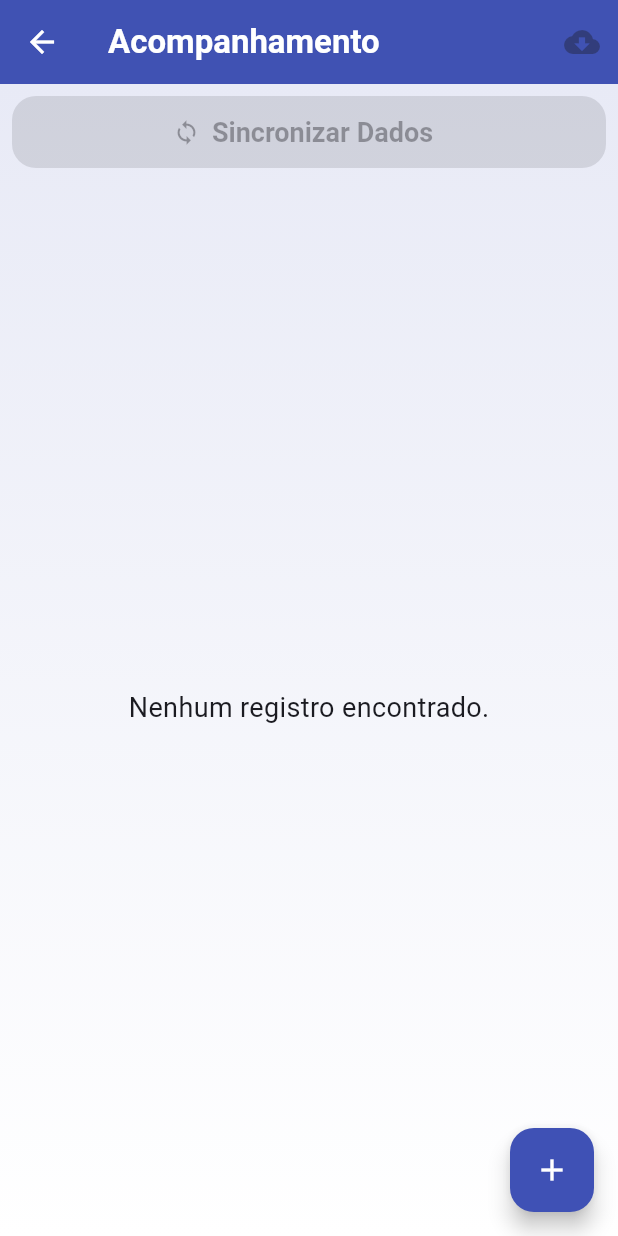
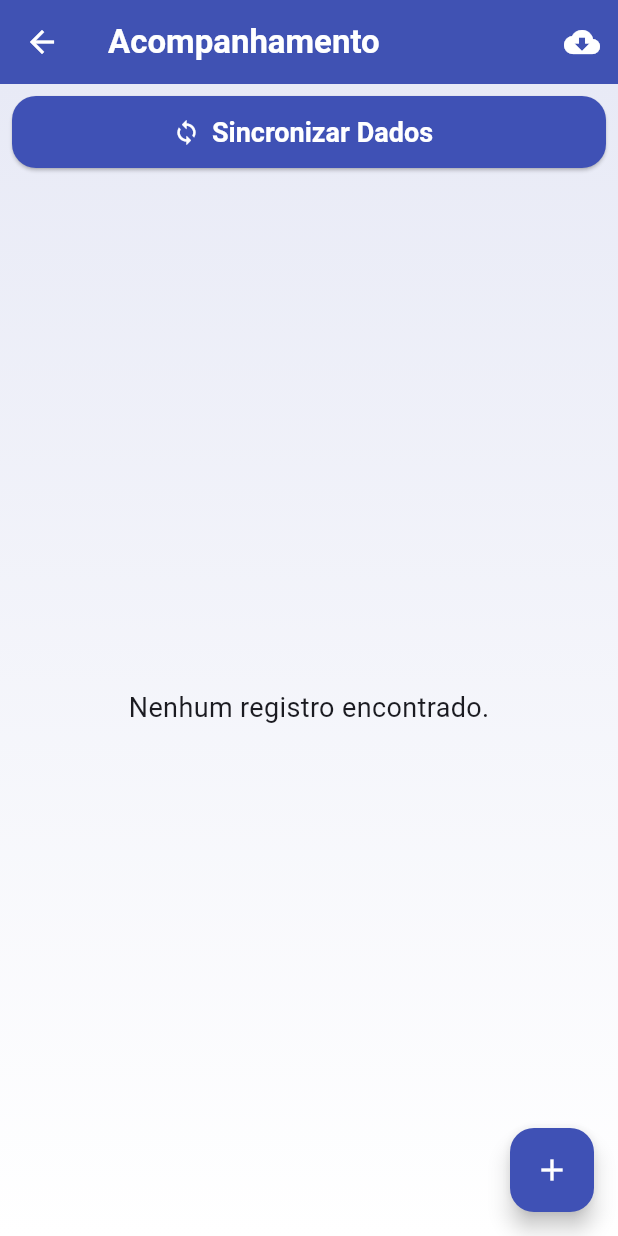
Before and after one commit to Elizeuvix/bebedouros, a Flutter app: the screen it shows after launch, after a tap on "Salvar Usuário", after a tap on "Acompanhar Coxos", on a phone screen of 412 x 824 dp. Run offline on Flutter 3.47's test engine with Material 3 defaults, Android fonts, the phone set to English and light mode, and no system bars; our stand-ins replace connectivity_plus; network calls fail.

Commit message:
Versão Funcional

```diff
--- a/lib/coxos.dart
+++ b/lib/coxos.dart
@@ -53,8 +53,6 @@ class CoxosPage extends StatefulWidget {
 }
 
 class _CoxosPageState extends State<CoxosPage> {
-  String? _lastSyncUrl;
-  bool _syncAvailable = false;
   bool _syncing = false;
   String? _syncMessage;
 
@@ -68,14 +66,11 @@ class _CoxosPageState extends State<CoxosPage> {
   Future<void> _checkSyncAvailable() async {
     final hasInternet = await checkInternet();
     setState(() {
-      _syncAvailable = hasInternet;
     });
   }
 
   Future<void> _syncCoxos() async {
-    // ...existing code...
     final directory = await getApplicationDocumentsDirectory();
-    // Lê nome do usuário salvo em user.json
     String usuarioNome = '';
     final userFile = File('${directory.path}/user.json');
     if (await userFile.exists()) {
@@ -133,7 +128,6 @@ class _CoxosPageState extends State<CoxosPage> {
         if (response.statusCode == 200) {
           final respJson = jsonDecode(response.body);
           setState(() {
-            _lastSyncUrl = fullUrl;
           });
           if (respJson['success'] == true) {
             successCount++;
@@ -390,17 +384,27 @@ class _CoxosPageState extends State<CoxosPage> {
         foregroundColor: Colors.white,
         elevation: 2,
         actions: [
-          FutureBuilder<bool>(
-            future: checkInternet(),
-            builder: (context, snapshot) {
-              final isOnline = snapshot.data ?? false;
-              return IconButton(
-                icon: const Icon(Icons.cloud_download),
-                tooltip: isOnline ? 'Atualizar Coxos' : 'Sem conexão',
-                onPressed: (_loadingHttp || !isOnline)
-                    ? null
-                    : _loadCoxosFromWeb,
-              );
+          IconButton(
+            icon: const Icon(Icons.cloud_download),
+            tooltip: 'Atualizar Coxos',
+            onPressed: _loadingHttp ? null : () async {
+              try {
+                await _loadCoxosFromWeb();
+              } catch (e) {
+                showDialog(
+                  context: context,
+                  builder: (context) => AlertDialog(
+                    title: const Text('Erro de conexão'),
+                    content: const Text('Não foi possível atualizar os coxos. Verifique sua conexão com a internet.'),
+                    actions: [
+                      TextButton(
+                        onPressed: () => Navigator.pop(context),
+                        child: const Text('OK'),
+                      ),
+                    ],
+                  ),
+                );
+              }
             },
           ),
         ],
@@ -429,7 +433,25 @@ class _CoxosPageState extends State<CoxosPage> {
               child: ElevatedButton.icon(
                 icon: const Icon(Icons.sync),
                 label: const Text('Sincronizar Dados'),
-                onPressed: _syncAvailable && !_syncing ? _syncCoxos : null,
+                onPressed: () async {
+                  try {
+                    await _syncCoxos();
+                  } catch (e) {
+                    showDialog(
+                      context: context,
+                      builder: (context) => AlertDialog(
+                        title: const Text('Erro de conexão'),
+                        content: const Text('Não foi possível sincronizar os dados. Verifique sua conexão com a internet.'),
+                        actions: [
+                          TextButton(
+                            onPressed: () => Navigator.pop(context),
+                            child: const Text('OK'),
+                          ),
+                        ],
+                      ),
+                    );
+                  }
+                },
               ),
             ),
             if (_syncing)
--- a/lib/internet_helper.dart
+++ b/lib/internet_helper.dart
@@ -1,13 +1,6 @@
-import 'dart:io';
-
+import 'package:connectivity_plus/connectivity_plus.dart';
 Future<bool> checkInternet() async {
-  try {
-    final result = await InternetAddress.lookup('google.com');
-    if (result.isNotEmpty && result[0].rawAddress.isNotEmpty) {
-      return true;
-    }
-    return false;
-  } catch (_) {
-    return false;
-  }
+  final connectivityResult = await Connectivity().checkConnectivity();
+  print('DEBUG Connectivity result: $connectivityResult');
+  return connectivityResult == ConnectivityResult.mobile || connectivityResult == ConnectivityResult.wifi;
 }
--- a/lib/main.dart
+++ b/lib/main.dart
@@ -19,7 +19,7 @@ Future<void> _ensureHostFile() async {
   final hostFile = File('${directory.path}/host.json');
   if (!await hostFile.exists()) {
     await hostFile.writeAsString(
-      jsonEncode({'host': 'http://192.168.3.196/coxos/'}),
+      jsonEncode({'host_url': 'http://192.168.3.196/coxos/'}),
     );
   }
 }
@@ -210,6 +210,22 @@ class _UserIdentificationPageState extends State<UserIdentificationPage> {
     final path = await _getFilePath();
     final file = File(path);
     await file.writeAsString(data);
+
+    // Verifica e cria coxos.json se necessário
+    final dir = await getApplicationDocumentsDirectory();
+    final coxosFile = File('${dir.path}/coxos.json');
+    if (!await coxosFile.exists()) {
+      final now = DateTime.now();
+      final dataAtual = '${now.day.toString().padLeft(2, '0')}/${now.month.toString().padLeft(2, '0')}/${now.year}';
+      final coxosData = [
+        {
+          'coxo_id': 'Teste',
+          'coxo_data': dataAtual,
+        }
+      ];
+      await coxosFile.writeAsString(jsonEncode(coxosData));
+    }
+
     setState(() {
       _message = 'Dados salvos com sucesso!';
     });
--- a/pubspec.yaml
+++ b/pubspec.yaml
@@ -38,6 +38,7 @@ dependencies:
   path_provider: ^2.1.2
 
   http: ^1.2.1
+  connectivity_plus: ^6.1.5
 
 dev_dependencies:
   flutter_test:
```
Also changed, not shown: pubspec.lock, 5 other files.
